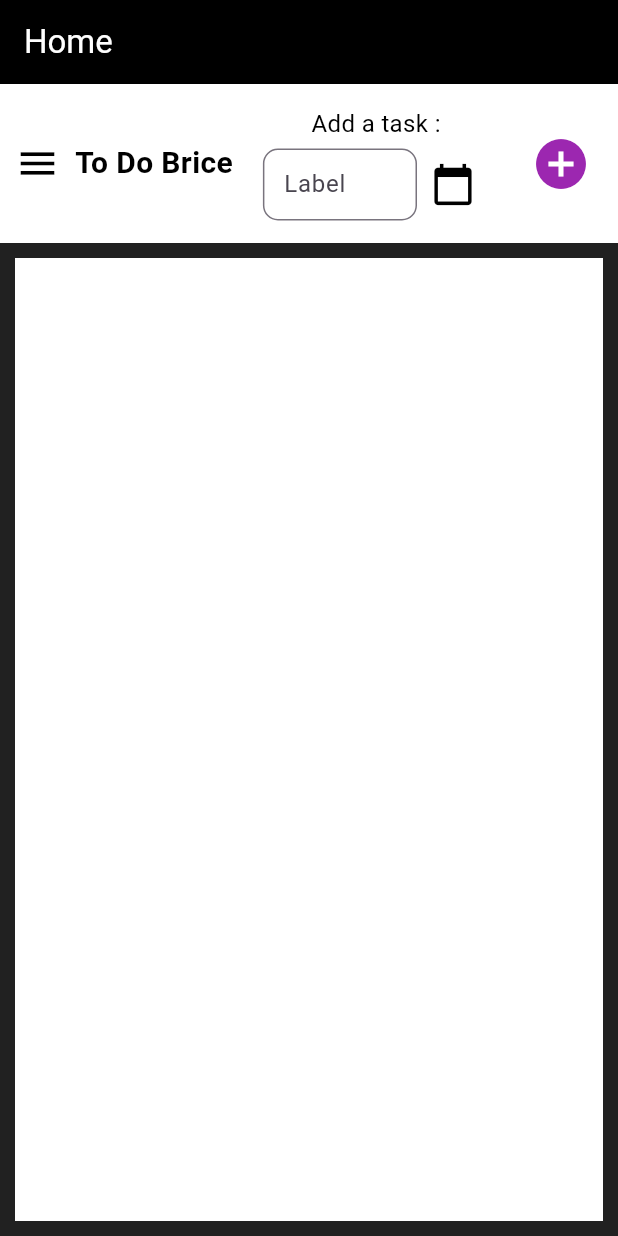
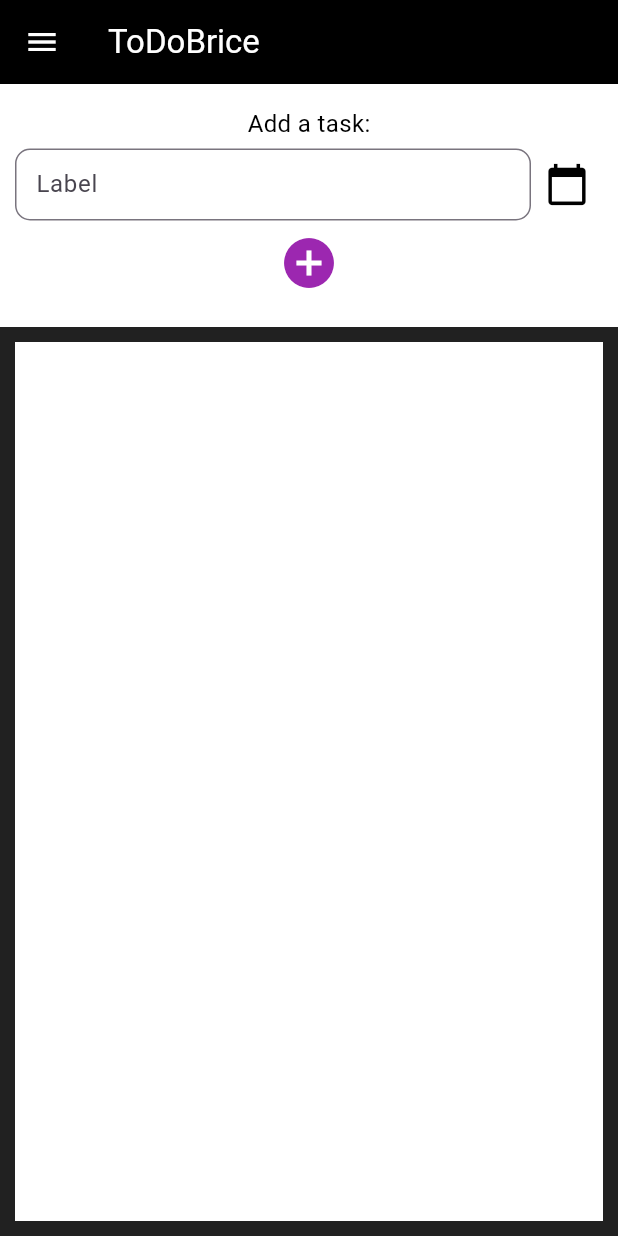
Before and after one commit to YoanPOUX/todoBrice, a Flutter app: the screen it shows after launch, on a phone screen of 412 x 824 dp. Run offline on Flutter 3.47's test engine with Material 3 defaults, Android fonts, the phone set to English and light mode, and no system bars.

Commit message:
settings

```diff
--- a/lib/main.dart
+++ b/lib/main.dart
@@ -1,4 +1,6 @@
 import 'package:flutter/material.dart';
+import 'package:todo_list/settings.dart';
+
 
 void main() {
   runApp(MyApp());
@@ -92,14 +94,43 @@ class _ToDoScreenState extends State<ToDoScreen> {
     });
   }
 
+  void _openSettings() {
+    print("Navigate to Settings page"); // Future implementation: Navigate to settings.dart
+  }
+
   @override
   Widget build(BuildContext context) {
     return Scaffold(
       backgroundColor: Colors.grey[900],
       appBar: AppBar(
-        title: Text('Home', style: TextStyle(color: Colors.white)),
+        title: Text('ToDoBrice', style: TextStyle(color: Colors.white)),
         backgroundColor: Colors.black,
         elevation: 0,
+        iconTheme: IconThemeData(color: Colors.white), // Set the burger icon color to white
+      ),
+      drawer: Drawer(
+        child: ListView(
+          padding: EdgeInsets.zero,
+          children: [
+            DrawerHeader(
+              decoration: BoxDecoration(color: Colors.black),
+              child: Text(
+                "ToDoBrice Menu",
+                style: TextStyle(color: Colors.white, fontSize: 24),
+              ),
+            ),
+            ListTile(
+              leading: Icon(Icons.settings),
+              title: Text('Settings'),
+              onTap: () {
+                Navigator.of(context).push(
+                  MaterialPageRoute(builder: (context) => SettingsPage()),
+                );
+              },
+
+            ),
+          ],
+        ),
       ),
       body: Column(
         children: [
@@ -164,30 +195,10 @@ class ToDoHeader extends StatelessWidget {
     return Container(
       color: Colors.white,
       padding: EdgeInsets.symmetric(horizontal: 10, vertical: 15),
-      child: Row(
-        mainAxisAlignment: MainAxisAlignment.spaceBetween,
-        children: [
-          Row(
-            children: [
-              Icon(Icons.menu, size: 30, color: Colors.black),
-              SizedBox(width: 10),
-              Text(
-                "To Do Brice",
-                style: TextStyle(
-                  fontSize: 20,
-                  fontWeight: FontWeight.bold,
-                  color: Colors.black,
-                ),
-              ),
-            ],
-          ),
-          Expanded(
-            child: Padding(
-              padding: const EdgeInsets.symmetric(horizontal: 20.0),
       child: Column(
         children: [
           Text(
-                    "Add a task :",
+            "Add a task:",
             style: TextStyle(fontSize: 16, color: Colors.black),
           ),
           SizedBox(height: 5),
@@ -201,14 +212,12 @@ class ToDoHeader extends StatelessWidget {
                     border: OutlineInputBorder(
                       borderRadius: BorderRadius.circular(10),
                     ),
-                            contentPadding:
-                            EdgeInsets.symmetric(horizontal: 10),
+                    contentPadding: EdgeInsets.symmetric(horizontal: 10),
                   ),
                 ),
               ),
               IconButton(
-                        icon: Icon(Icons.calendar_today,
-                            size: 30, color: Colors.black),
+                icon: Icon(Icons.calendar_today, size: 30, color: Colors.black),
                 onPressed: selectDate,
               ),
             ],
@@ -217,10 +226,6 @@ class ToDoHeader extends StatelessWidget {
             Text(
               "Selected Date: ${selectedDate!.day}/${selectedDate!.month}/${selectedDate!.year}",
               style: TextStyle(fontSize: 14, color: Colors.grey),
-                    ),
-                ],
-              ),
-            ),
             ),
           IconButton(
             icon: Icon(Icons.add_circle, size: 40, color: Colors.purple),
```
Also changed, not shown: lib/settings.dart (added, +130 -0 lines). Lines whose indentation alone changed are shown as unchanged.
